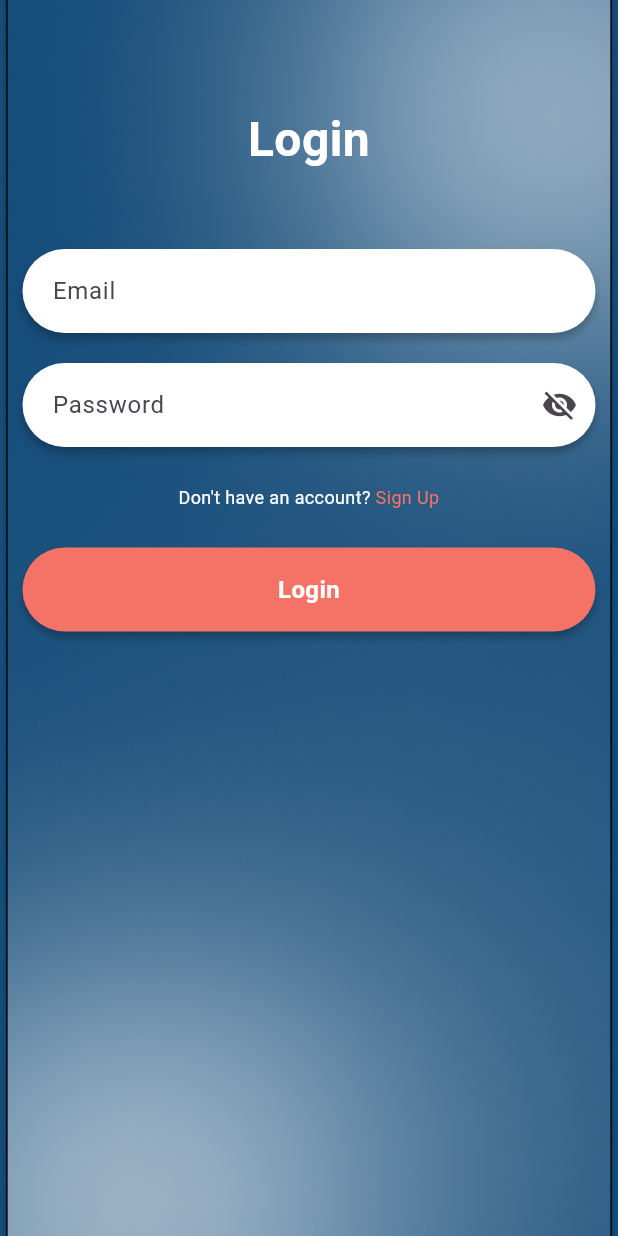
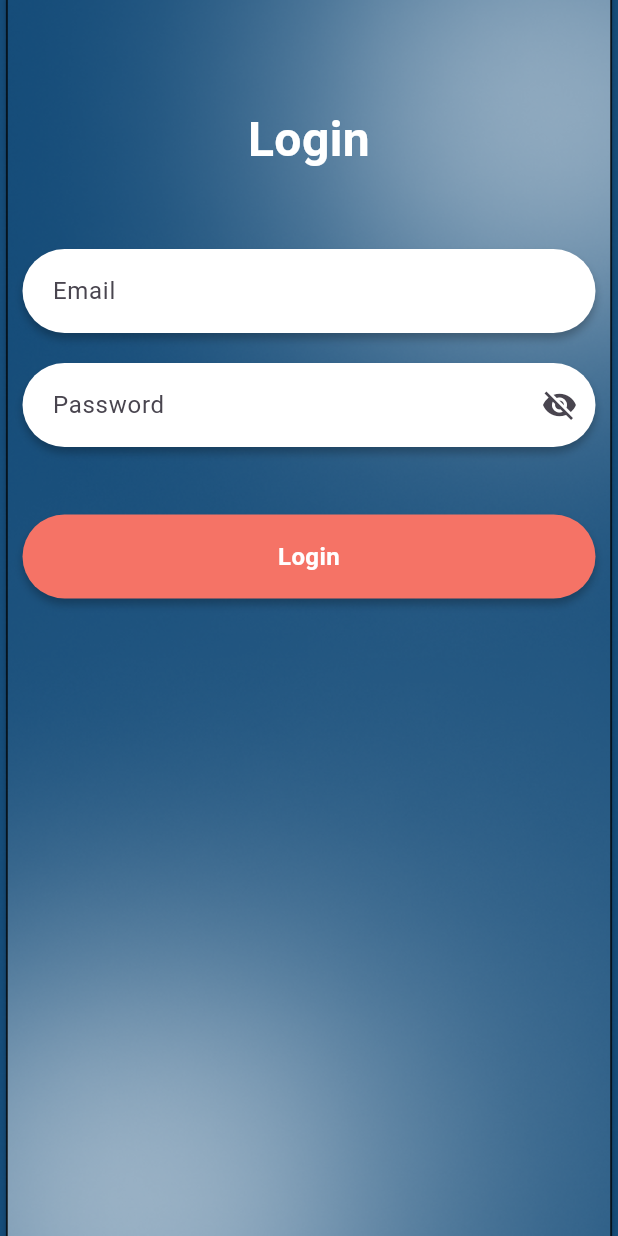
Before and after one commit to uroojmajid2000/smartpetfeeder, a Flutter app: the screen it shows after launch, on a phone screen of 412 x 824 dp. Run offline on Flutter 3.47's test engine with Material 3 defaults, Android fonts, the light colour scheme and no system bars; our stand-ins replace fluttertoast, get, image_picker, table_calendar; missing offline and left inert: simple_table_calendar, time_picker_spinner_pop_up; Roboto replaces fonts that are missing (Montserrat).

Commit message:
updated code

```diff
--- a/lib/view/Signup/signup_controller.dart
+++ b/lib/view/Signup/signup_controller.dart
@@ -141,7 +141,7 @@ class SignupController extends GetxController {
 
     var headers = {
       'Accept': 'application/json',
-      'Authorization': 'Bearer $_token', // Include the token in the headers
+      'Authorization': 'Bearer $_token',
     };
     var request = http.Request(
         'POST', Uri.parse('https://admin.ktirioapp.com/api/logout'));
@@ -211,7 +211,7 @@ class SignupController extends GetxController {
     }
   }
 
-// Method to get data using the stored token
+
   Future<Map<String, dynamic>> getData() async {
     if (_token == null) {
       return {
@@ -222,7 +222,7 @@ class SignupController extends GetxController {
 
     var headers = {
       'Accept': 'application/json',
-      'Authorization': 'Bearer $_token', // Include the token in the headers
+      'Authorization': 'Bearer $_token',
     };
 
     var response = await http.get(
--- a/lib/view/login/login_screen.dart
+++ b/lib/view/login/login_screen.dart
@@ -9,6 +9,10 @@ import 'package:smart_pet_feeder/res/components/custom_textfield.dart';
 import 'package:smart_pet_feeder/res/routes/routes_name.dart';
 import 'package:smart_pet_feeder/view/Signup/signup_controller.dart';
 
+
+
+
+
 class LoginScreen extends StatefulWidget {
   const LoginScreen({super.key});
 
@@ -17,6 +21,9 @@ class LoginScreen extends StatefulWidget {
 }
 
 class _LoginScreenState extends State<LoginScreen> {
+
+
+
   final TextEditingController _emailController = TextEditingController();
   final TextEditingController _passwordController = TextEditingController();
   bool _isPasswordValid = false;
@@ -42,6 +49,7 @@ class _LoginScreenState extends State<LoginScreen> {
     return SafeArea(
       child: Scaffold(
         backgroundColor: Color(0xff154C79),
+
         body: Stack(
           fit: StackFit.expand,
           children: [
@@ -86,37 +94,37 @@ class _LoginScreenState extends State<LoginScreen> {
                     },
                     onSuffixIconPressed: _togglePasswordVisibility,
                   ),
-                  SizedBox(height: 25),
-                  GestureDetector(
-                    onTap: () {
-                      Get.toNamed(RouteName.signupScreen);
-                    },
-                    child: Text.rich(
-                      TextSpan(
-                        children: [
-                          TextSpan(
-                            text: 'Don\'t have an account? ',
-                            style: TextStyle(
-                              color: Colors.white,
-                              fontSize: 12,
-                              fontFamily: 'Montserrat',
-                              fontWeight: FontWeight.w400,
-                            ),
-                          ),
-                          TextSpan(
-                            text: 'Sign Up',
-                            style: TextStyle(
-                              color: Color(0xFFF57366),
-                              fontSize: 12,
-                              fontFamily: 'Montserrat',
-                              fontWeight: FontWeight.w400,
-                            ),
-                          ),
-                        ],
-                      ),
-                      textAlign: TextAlign.center,
-                    ),
-                  ),
+                  SizedBox(height: 20),
+                  // GestureDetector(
+                  //   onTap: () {
+                  //     Get.toNamed(RouteName.signupScreen);
+                  //   },
+                  //   child: Text.rich(
+                  //     TextSpan(
+                  //       children: [
+                  //         TextSpan(
+                  //           text: 'Don\'t have an account? ',
+                  //           style: TextStyle(
+                  //             color: Colors.white,
+                  //             fontSize: 12,
+                  //             fontFamily: 'Montserrat',
+                  //             fontWeight: FontWeight.w400,
+                  //           ),
+                  //         ),
+                  //         TextSpan(
+                  //           text: 'Sign Up',
+                  //           style: TextStyle(
+                  //             color: Color(0xFFF57366),
+                  //             fontSize: 12,
+                  //             fontFamily: 'Montserrat',
+                  //             fontWeight: FontWeight.w400,
+                  //           ),
+                  //         ),
+                  //       ],
+                  //     ),
+                  //     textAlign: TextAlign.center,
+                  //   ),
+                  // ),
                   SizedBox(height: 25),
                   _isLoading
                       ? CircularProgressIndicator(
```
